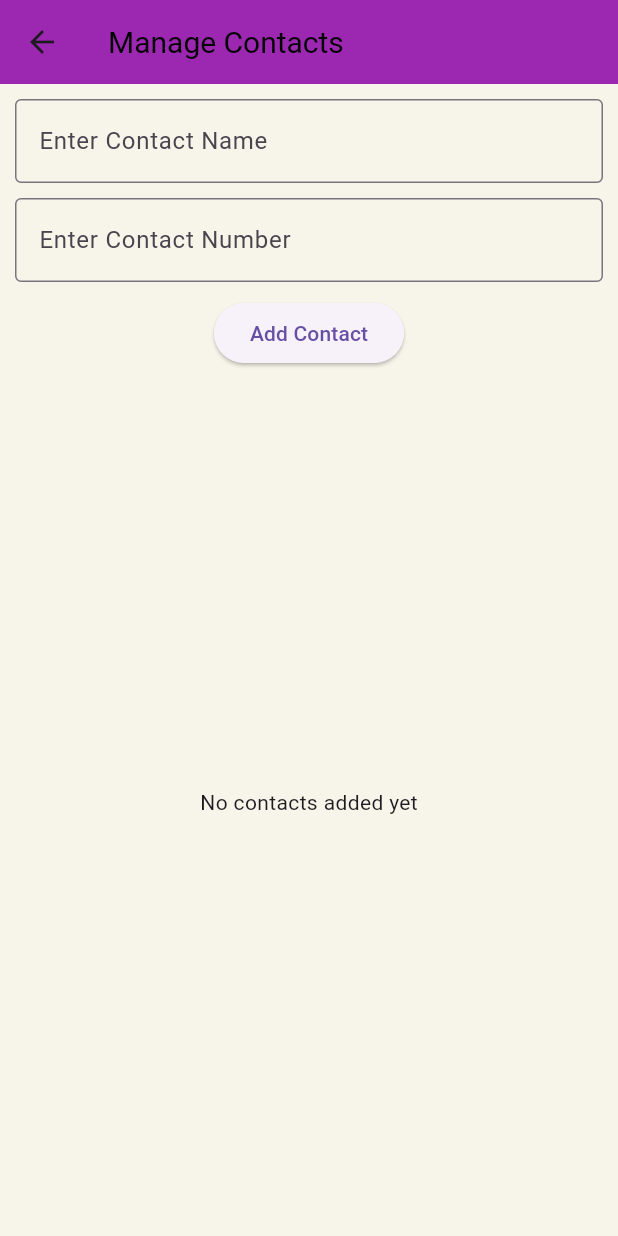
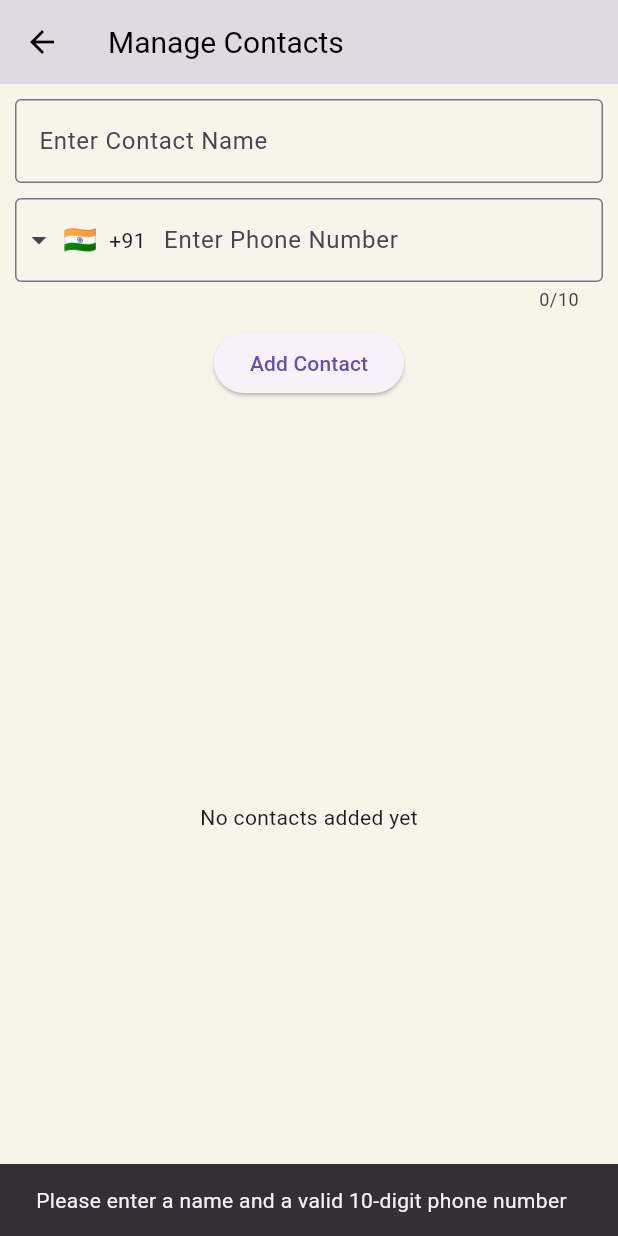
Before and after one commit to singhal-876/Sphere, a Flutter app: the ContactsManager screen opened directly, after a tap on "Add Contact", on a phone screen of 412 x 824 dp. Run offline on Flutter 3.47's test engine with Material 3 defaults, Android fonts, the light colour scheme and no system bars; drawn by our look-alikes of intl_phone_field; our stand-ins replace shared_preferences; accounts and stored records are empty.

Commit message:
Contact feature done with added shared preferences and proper country code with appropriate constraints

```diff
--- a/lib/contacts.dart
+++ b/lib/contacts.dart
@@ -1,42 +1,100 @@
 import 'package:flutter/material.dart';
+import 'package:flutter/services.dart';
+import 'package:intl_phone_field/intl_phone_field.dart';
+import 'package:shared_preferences/shared_preferences.dart';
+import 'dart:convert';
 
 class Contact {
   String name;
   String number;
 
   Contact({required this.name, required this.number});
+
+  Map<String, dynamic> toMap() {
+    return {
+      'name': name,
+      'number': number,
+    };
+  }
+
+  factory Contact.fromMap(Map<String, dynamic> map) {
+    return Contact(
+      name: map['name'],
+      number: map['number'],
+    );
+  }
 }
 
 class ContactsManager extends StatefulWidget {
   const ContactsManager({super.key});
 
   @override
-  // ignore: library_private_types_in_public_api
   _ContactsManagerState createState() => _ContactsManagerState();
 }
 
 class _ContactsManagerState extends State<ContactsManager> {
-  final List<Contact> contacts = []; // Store added contacts
+  List<Contact> contacts = [];
   final TextEditingController nameController = TextEditingController();
-  final TextEditingController numberController = TextEditingController();
+  String completePhoneNumber = '';
+  bool isValidPhoneNumber = false;
 
-  // Function to add a contact
-  void addContact() {
-    if (nameController.text.isNotEmpty && numberController.text.isNotEmpty) {
+  @override
+  void initState() {
+    super.initState();
+    loadContacts();
+  }
+
+  void loadContacts() async {
+    SharedPreferences prefs = await SharedPreferences.getInstance();
+    String? contactsJson = prefs.getString('contacts');
+    if (contactsJson != null) {
+      List<dynamic> contactsList = jsonDecode(contactsJson);
       setState(() {
-        contacts.add(
-            Contact(name: nameController.text, number: numberController.text));
-        nameController.clear();
-        numberController.clear();
+        contacts =
+            contactsList.map((contact) => Contact.fromMap(contact)).toList();
       });
     }
   }
 
-  // Function to remove a contact
+  void saveContacts() async {
+    SharedPreferences prefs = await SharedPreferences.getInstance();
+    List<Map<String, dynamic>> contactsList =
+        contacts.map((contact) => contact.toMap()).toList();
+    String contactsJson = jsonEncode(contactsList);
+    await prefs.setString('contacts', contactsJson);
+  }
+
+  void addContact() {
+    if (nameController.text.isNotEmpty && isValidPhoneNumber) {
+      setState(() {
+        contacts.add(
+            Contact(name: nameController.text, number: completePhoneNumber));
+        nameController.clear();
+        completePhoneNumber = '';
+        isValidPhoneNumber = false;
+      });
+      saveContacts();
+      ScaffoldMessenger.of(context).showSnackBar(
+        const SnackBar(content: Text("Contact added successfully")),
+      );
+    } else {
+      String errorMessage = "Please enter ";
+      if (nameController.text.isEmpty) errorMessage += "a name";
+      if (nameController.text.isEmpty && !isValidPhoneNumber) {
+        errorMessage += " and ";
+      }
+      if (!isValidPhoneNumber) errorMessage += "a valid 10-digit phone number";
+      ScaffoldMessenger.of(context).showSnackBar(
+        SnackBar(content: Text(errorMessage)),
+      );
+    }
+  }
+
   void removeContact(Contact contact) {
     setState(() {
       contacts.remove(contact);
     });
+    saveContacts();
   }
 
   @override
@@ -44,11 +102,13 @@ class _ContactsManagerState extends State<ContactsManager> {
     return Scaffold(
       appBar: AppBar(
         title: const Text("Manage Contacts"),
-        backgroundColor: Colors.purple,
+        foregroundColor: const Color.fromARGB(255, 247, 244, 233),
+        iconTheme: const IconThemeData(
+          color: Colors.black,
+        ),
       ),
       body: Column(
         children: [
-          // Input fields for adding contact's name and number
           Container(
             padding: const EdgeInsets.all(10),
             child: Column(
@@ -61,19 +121,27 @@ class _ContactsManagerState extends State<ContactsManager> {
                   ),
                 ),
                 const SizedBox(height: 10),
-                TextField(
-                  controller: numberController,
+                IntlPhoneField(
                   decoration: const InputDecoration(
-                    labelText: 'Enter Contact Number',
-                    border: OutlineInputBorder(),
+                    labelText: 'Enter Phone Number',
+                    border: OutlineInputBorder(
+                      borderSide: BorderSide(),
+                    ),
                   ),
-                  keyboardType: TextInputType.phone,
+                  keyboardType: TextInputType.number,
+                  inputFormatters: <TextInputFormatter>[
+                    FilteringTextInputFormatter.allow(RegExp(r'[0-9]')),
+                    FilteringTextInputFormatter.digitsOnly
+                  ],
+                  initialCountryCode: 'IN',
+                  onChanged: (phone) {
+                    completePhoneNumber = phone.completeNumber;
+                    isValidPhoneNumber = phone.number.length == 10;
+                  },
                 ),
               ],
             ),
           ),
-
-          // Add Contact Button
           Padding(
             padding: const EdgeInsets.symmetric(horizontal: 10),
             child: ElevatedButton(
@@ -81,8 +149,6 @@ class _ContactsManagerState extends State<ContactsManager> {
               child: const Text('Add Contact'),
             ),
           ),
-
-          // Display Contacts
           Expanded(
             child: contacts.isEmpty
                 ? const Center(child: Text("No contacts added yet"))
--- a/pubspec.yaml
+++ b/pubspec.yaml
@@ -28,15 +28,15 @@ environment:
 # the latest version available on pub.dev. To see which dependencies have newer
 # versions available, run `flutter pub outdated`.
 dependencies:
-  shared_preferences: ^2.0.0
   flutter:
     sdk: flutter
-  flutter_local_notifications: ^14.0.0
+  shared_preferences: ^2.1.1
 
 
   # The following adds the Cupertino Icons font to your application.
   # Use with the CupertinoIcons class for iOS style icons.
   cupertino_icons: ^1.0.8
+  intl_phone_field: ^3.2.0
 
 dev_dependencies:
   flutter_test:
```
Also changed, not shown: lib/home.dart (+8 -6 lines), pubspec.lock.
